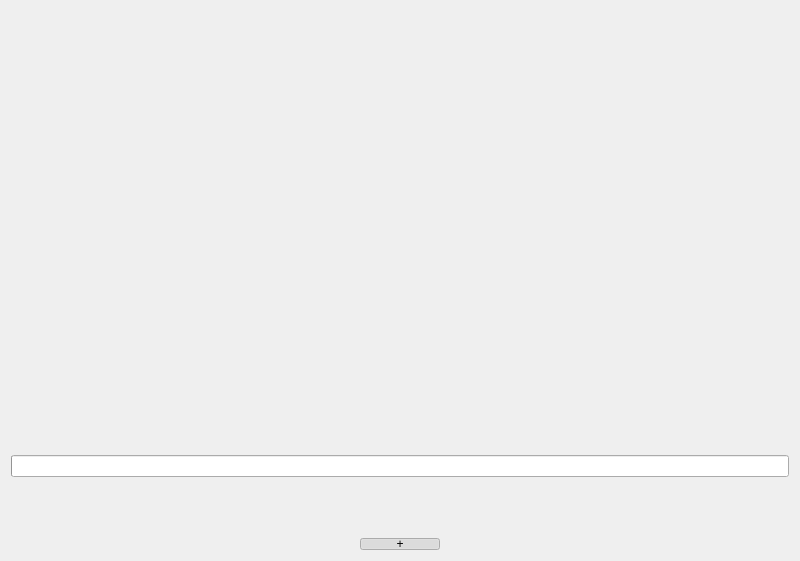
First picture: the form in src/gui/src/viewer/viewer-window.ui, repository Bionus/imgbrd-grabber, before the edit.
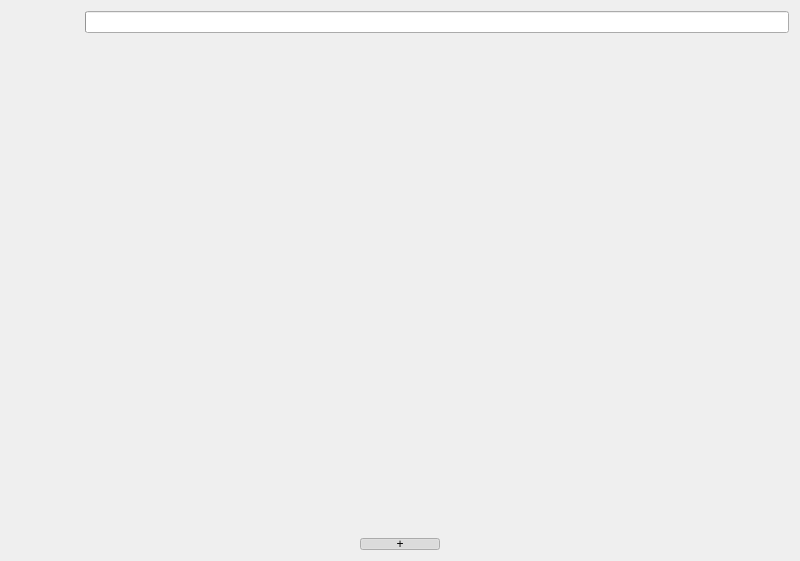
Second picture: the form after the edit. Icons and pictures are not drawn.

Commit message: Fix progress bar overlapping tags in viewer window (fix #2714)

The edit to the form file:
```diff
--- a/src/gui/src/viewer/viewer-window.ui
+++ b/src/gui/src/viewer/viewer-window.ui
@@ -28,8 +28,6 @@
   </property>
   <layout class="QVBoxLayout" name="windowLayout" stretch="1,0,0">
    <item>
-    <layout class="QGridLayout" name="overlayLayout">
-     <item row="0" column="0">
       <layout class="QHBoxLayout" name="horizontalLayout" stretch="0,1">
        <item>
         <widget class="QWidget" name="widgetLeft" native="true">
@@ -68,8 +66,8 @@
               <rect>
                <x>0</x>
                <y>0</y>
-               <width>68</width>
-               <height>437</height>
+             <width>85</width>
+             <height>479</height>
               </rect>
              </property>
              <layout class="QVBoxLayout" name="verticalLayout_3">
@@ -90,10 +88,7 @@
         </widget>
        </item>
        <item>
-        <layout class="QVBoxLayout" name="verticalLayout"/>
-       </item>
-      </layout>
-     </item>
+      <layout class="QGridLayout" name="overlayLayout">
      <item row="1" column="0">
       <widget class="QProgressBar" name="progressBarDownload">
        <property name="enabled">
@@ -110,6 +105,11 @@
         <set>Qt::AlignCenter</set>
        </property>
       </widget>
+       </item>
+       <item row="0" column="0">
+        <layout class="QVBoxLayout" name="verticalLayout"/>
+       </item>
+      </layout>
      </item>
     </layout>
    </item>
```
Lines whose indentation alone changed are shown as unchanged.
